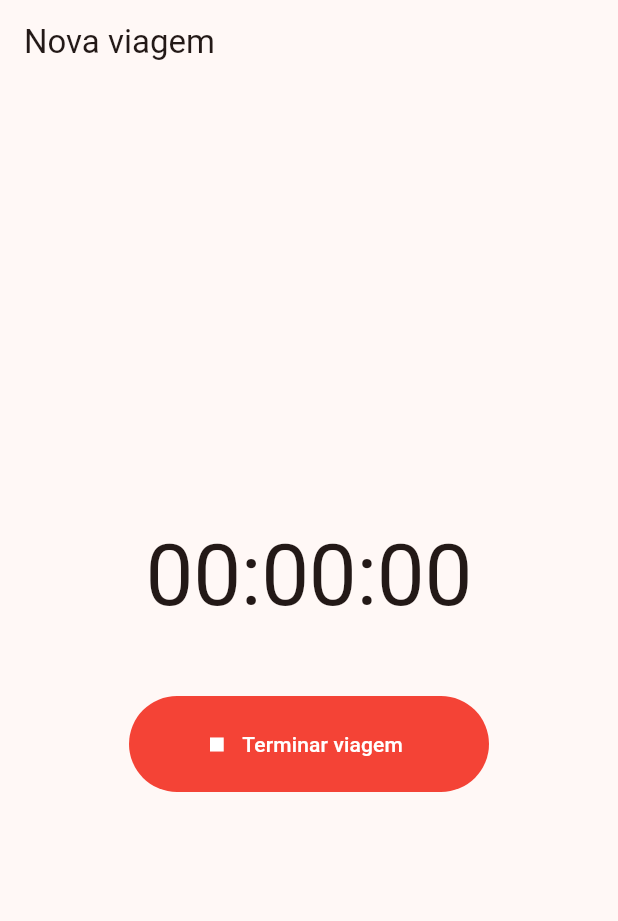
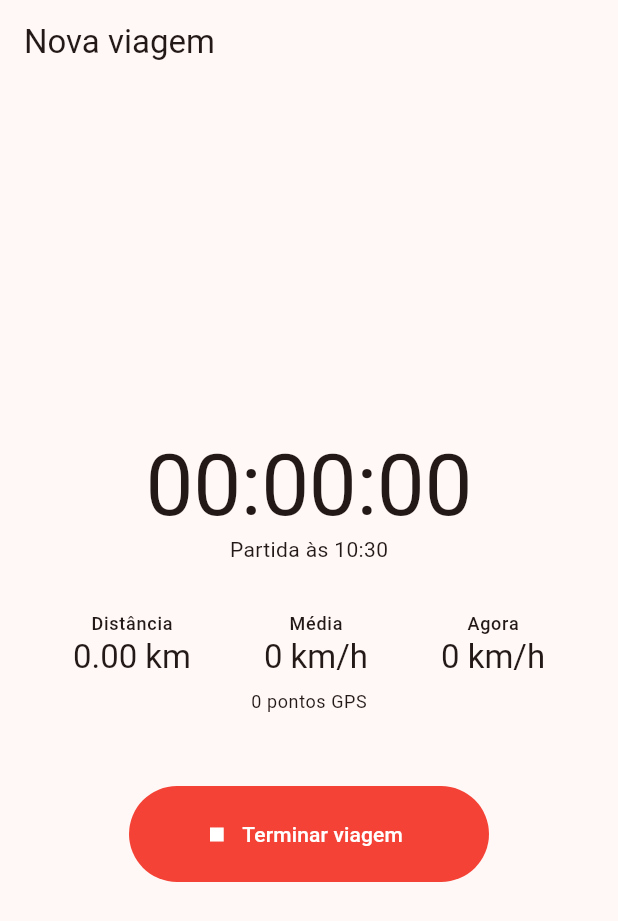
Before and after one commit to godbernaz/roadlog, a Flutter app: the screen it shows after launch, after a tap on "Iniciar viagem", on a phone screen of 412 x 824 dp. Shown: the top 921 px of the screen. Run offline on Flutter 3.47's test engine with Material 3 defaults, Android fonts, the phone set to English and light mode, and no system bars; our stand-ins replace geolocator, material_ui, wakelock_plus.

Commit message:
Disponibilizar gps, perguntar por permissões, distancia e velocidade

```diff
--- a/lib/screens/trip_screen.dart
+++ b/lib/screens/trip_screen.dart
@@ -1,5 +1,7 @@
 import 'dart:async';
 import 'package:material_ui/material_ui.dart';
+import 'package:geolocator/geolocator.dart';
+import 'package:wakelock_plus/wakelock_plus.dart';
 
 class ViagemScreen extends StatefulWidget {
   const ViagemScreen({super.key});
@@ -11,23 +13,93 @@ class ViagemScreen extends StatefulWidget {
 class _ViagemScreenState extends State<ViagemScreen> {
   final Stopwatch _cronometro = Stopwatch();
   Timer? _timer;
+  StreamSubscription<Position>? _gps;
+
+  final List<Position> _pontos = [];
+  double _distanciaMetros = 0;
+  double _velocidadeAtualKmh = 0;
+  DateTime? _inicio;
 
   bool get _aGravar => _cronometro.isRunning;
 
-  void _iniciar() {
+  double get _velocidadeMediaKmh {
+    final horas = _cronometro.elapsed.inSeconds / 3600;
+    if (horas == 0) return 0;
+    return (_distanciaMetros / 1000) / horas;
+  }
+
+  // 1. Confirma que o GPS está ligado e que temos permissão
+  Future<bool> _temPermissaoGps() async {
+    if (!await Geolocator.isLocationServiceEnabled()) {
+      _aviso('Liga a localização do telemóvel.');
+      return false;
+    }
+    var permissao = await Geolocator.checkPermission();
+    if (permissao == LocationPermission.denied) {
+      permissao = await Geolocator.requestPermission();
+    }
+    if (permissao == LocationPermission.denied ||
+        permissao == LocationPermission.deniedForever) {
+      _aviso('O Roadlog precisa da localização para gravar a viagem.');
+      return false;
+    }
+    return true;
+  }
+
+  void _aviso(String texto) {
+    if (!mounted) return;
+    ScaffoldMessenger.of(context)
+        .showSnackBar(SnackBar(content: Text(texto)));
+  }
+
+  // 2. Começa a viagem: cronómetro + GPS + ecrã sempre ligado
+  Future<void> _iniciar() async {
+    if (!await _temPermissaoGps()) return;
+
+    _pontos.clear();
+    _distanciaMetros = 0;
+    _velocidadeAtualKmh = 0;
+    _inicio = DateTime.now();
+
     _cronometro
       ..reset()
       ..start();
-    // A cada segundo, pede ao Flutter para redesenhar o ecrã
     _timer = Timer.periodic(const Duration(seconds: 1), (_) {
       setState(() {});
     });
+    WakelockPlus.enable();
+
+    _gps = Geolocator.getPositionStream(
+      locationSettings: const LocationSettings(
+        accuracy: LocationAccuracy.high,
+        distanceFilter: 5, // novo ponto a cada 5 metros
+      ),
+    ).listen(_novoPonto);
+
     setState(() {});
   }
 
+  // 3. Chamado sempre que o GPS envia uma posição nova
+  void _novoPonto(Position p) {
+    if (p.accuracy > 30) return; // ignora pontos com erro > 30 m
+    if (_pontos.isNotEmpty) {
+      final ultimo = _pontos.last;
+      _distanciaMetros += Geolocator.distanceBetween(
+        ultimo.latitude, ultimo.longitude, p.latitude, p.longitude,
+      );
+    }
+    _pontos.add(p);
+    setState(() {
+      _velocidadeAtualKmh = p.speed < 0 ? 0 : p.speed * 3.6; // m/s -> km/h
+    });
+  }
+
+  // 4. Termina a viagem
   void _parar() {
     _cronometro.stop();
     _timer?.cancel();
+    _gps?.cancel();
+    WakelockPlus.disable();
     setState(() {});
   }
 
@@ -38,9 +110,14 @@ class _ViagemScreenState extends State<ViagemScreen> {
     return '$h:$m:$s';
   }
 
+  String _hora(DateTime t) =>
+      '${t.hour.toString().padLeft(2, '0')}:${t.minute.toString().padLeft(2, '0')}';
+
   @override
   void dispose() {
-    _timer?.cancel(); // limpa o timer quando o ecrã fecha
+    _timer?.cancel();
+    _gps?.cancel();
+    WakelockPlus.disable();
     super.dispose();
   }
 
@@ -56,6 +133,22 @@ class _ViagemScreenState extends State<ViagemScreen> {
               _formatar(_cronometro.elapsed),
               style: Theme.of(context).textTheme.displayLarge,
             ),
+            if (_inicio != null) Text('Partida às ${_hora(_inicio!)}'),
+            const SizedBox(height: 32),
+            Row(
+              mainAxisAlignment: MainAxisAlignment.spaceEvenly,
+              children: [
+                _Indicador('Distância',
+                    '${(_distanciaMetros / 1000).toStringAsFixed(2)} km'),
+                _Indicador('Média',
+                    '${_velocidadeMediaKmh.toStringAsFixed(0)} km/h'),
+                _Indicador('Agora',
+                    '${_velocidadeAtualKmh.toStringAsFixed(0)} km/h'),
+              ],
+            ),
+            const SizedBox(height: 8),
+            Text('${_pontos.length} pontos GPS',
+                style: Theme.of(context).textTheme.bodySmall),
             const SizedBox(height: 48),
             FilledButton.icon(
               onPressed: _aGravar ? _parar : _iniciar,
@@ -72,3 +165,21 @@ class _ViagemScreenState extends State<ViagemScreen> {
     );
   }
 }
+
+// Pequeno widget reutilizável: um título e um valor
+class _Indicador extends StatelessWidget {
+  const _Indicador(this.titulo, this.valor);
+
+  final String titulo;
+  final String valor;
+
+  @override
+  Widget build(BuildContext context) {
+    return Column(
+      children: [
+        Text(titulo, style: Theme.of(context).textTheme.labelMedium),
+        Text(valor, style: Theme.of(context).textTheme.titleLarge),
+      ],
+    );
+  }
+}
--- a/pubspec.yaml
+++ b/pubspec.yaml
@@ -35,6 +35,8 @@ dependencies:
   # The following adds the Cupertino Icons font to your application.
   # Use with the CupertinoIcons class for iOS style icons.
   cupertino_icons: ^1.0.8
+  geolocator: ^14.0.1
+  wakelock_plus: ^1.8.2
 
 dev_dependencies:
   flutter_test:
```
Also changed, not shown: pubspec.lock, 1 other file.
